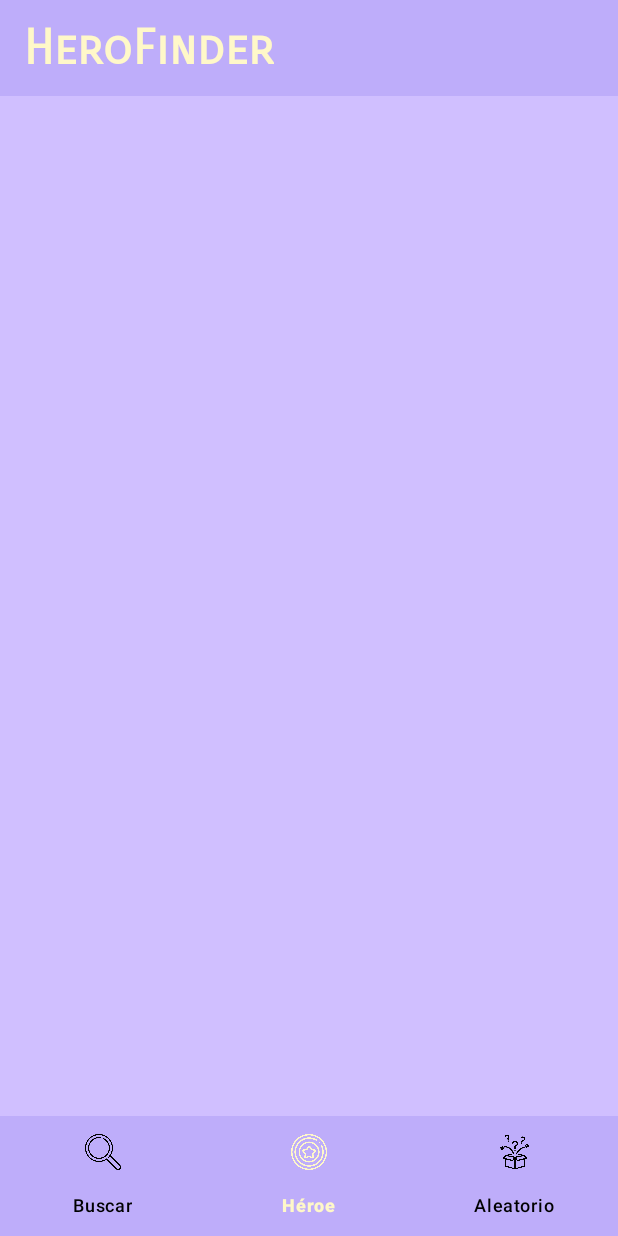
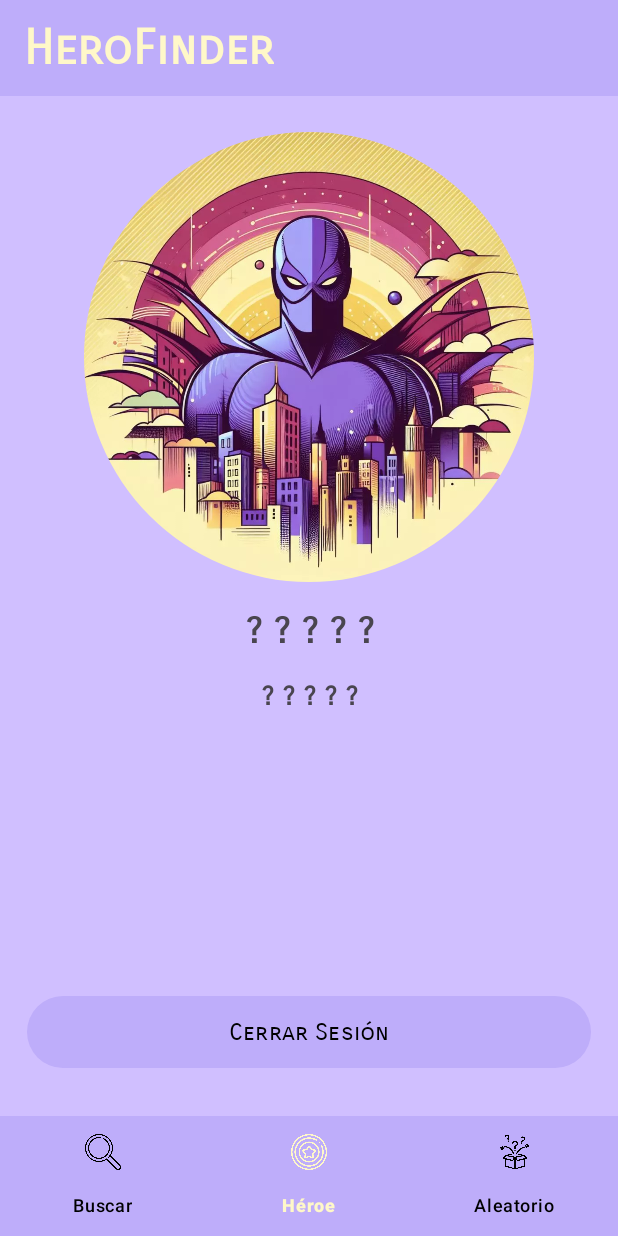
Before and after one commit to InfiniteNel/hero-finder-app, an Android app: the FavHeroFragment screen opened through its navigation route, on a phone screen of 412 x 824 dp. Run offline under Robolectric (Android 15) with nearby library versions, the phone set to English and light mode, and no system bars; our stand-ins replace Dagger/Hilt's generated code, Firebase (no records; nobody signed in at launch, a user with empty details on screens opened directly), navigation-ui.

Commit message:
Añadido diseño pantalla FavHero.

```diff
--- a/app/src/main/res/layout/fragment_fav_hero.xml
+++ b/app/src/main/res/layout/fragment_fav_hero.xml
@@ -1,8 +1,70 @@
 <?xml version="1.0" encoding="utf-8"?>
-<FrameLayout xmlns:android="http://schemas.android.com/apk/res/android"
+<androidx.constraintlayout.widget.ConstraintLayout xmlns:android="http://schemas.android.com/apk/res/android"
+    xmlns:app="http://schemas.android.com/apk/res-auto"
     xmlns:tools="http://schemas.android.com/tools"
     android:layout_width="match_parent"
     android:layout_height="match_parent"
     tools:context=".ui.favhero.FavHeroFragment">
 
-</FrameLayout>
+    <androidx.constraintlayout.widget.Guideline
+        android:id="@+id/dlMarginLeft"
+        android:layout_width="wrap_content"
+        android:layout_height="wrap_content"
+        android:orientation="vertical"
+        app:layout_constraintGuide_begin="18dp" />
+
+    <androidx.constraintlayout.widget.Guideline
+        android:id="@+id/dlMarginRight"
+        android:layout_width="wrap_content"
+        android:layout_height="wrap_content"
+        android:orientation="vertical"
+        app:layout_constraintGuide_end="18dp" />
+
+    <com.google.android.material.imageview.ShapeableImageView
+        android:id="@+id/ivUserAvatar"
+        android:layout_width="300dp"
+        android:layout_height="300dp"
+        android:layout_marginTop="24dp"
+        android:src="@drawable/user_avatar"
+        app:layout_constraintEnd_toStartOf="@+id/dlMarginRight"
+        app:layout_constraintStart_toStartOf="@+id/dlMarginLeft"
+        app:layout_constraintTop_toTopOf="parent"
+        app:shapeAppearanceOverlay="@style/RoundedImageView" />
+
+    <TextView
+        android:id="@+id/tvUserEmail"
+        style="@style/Subtitle1"
+        android:layout_width="0dp"
+        android:layout_height="wrap_content"
+        android:layout_marginTop="18dp"
+        android:text="@string/tvFavHeroNoDataFound"
+        android:textAlignment="center"
+        app:layout_constraintEnd_toEndOf="@+id/ivUserAvatar"
+        app:layout_constraintStart_toStartOf="@+id/ivUserAvatar"
+        app:layout_constraintTop_toBottomOf="@+id/tvUserName" />
+
+    <TextView
+        android:id="@+id/tvUserName"
+        style="@style/Title3"
+        android:layout_width="0dp"
+        android:layout_height="wrap_content"
+        android:layout_marginTop="18dp"
+        android:text="@string/tvFavHeroNoDataFound"
+        android:textAlignment="center"
+        app:layout_constraintEnd_toEndOf="@+id/ivUserAvatar"
+        app:layout_constraintStart_toStartOf="@+id/ivUserAvatar"
+        app:layout_constraintTop_toBottomOf="@+id/ivUserAvatar" />
+
+    <Button
+        android:id="@+id/btSignOff"
+        style="@style/ButtonPrimary"
+        android:layout_width="0dp"
+        android:layout_height="wrap_content"
+        android:text="@string/btSignOffText"
+        android:layout_marginBottom="32dp"
+        app:layout_constraintBottom_toBottomOf="parent"
+        app:layout_constraintEnd_toStartOf="@+id/dlMarginRight"
+        app:layout_constraintStart_toStartOf="@+id/dlMarginLeft" />
+
+
+</androidx.constraintlayout.widget.ConstraintLayout>
--- a/app/src/main/res/values/strings.xml
+++ b/app/src/main/res/values/strings.xml
@@ -80,4 +80,8 @@
     <string name="forgotpasswordSuccessDialogTitle">Correo electrónico enviado</string>
     <string name="forgotpasswordSuccessDialogBody">Se ha enviando un email a su dirección de correo electrónico</string>
     <string name="forgotpasswordSuccessDialogPositiveAction">Aceptar</string>
+
+    <!-- FavHeroFragment -->
+    <string name="tvFavHeroNoDataFound">\? ? ? ? ?</string>
+    <string name="btSignOffText">Cerrar Sesión</string>
 </resources>
--- a/app/src/main/res/values/style.xml
+++ b/app/src/main/res/values/style.xml
@@ -83,6 +83,11 @@
         <item name="android:textColorHint">@color/accent</item>
     </style>
 
+    <style name="RoundedImageView">
+        <item name="cornerFamily">rounded</item>
+        <item name="cornerSize">50%</item>
+    </style>
+
     <!-- DetailHeroFragment -->
     <style name="DivideDetailHero" parent="Title3">
         <item name="android:textAlignment">center</item>
```
